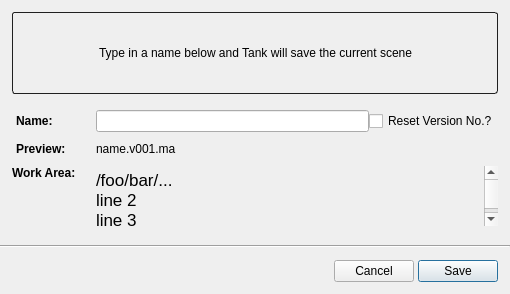
First picture: the form in resources/save_as_form.ui, repository shotgunsoftware/tk-multi-workfiles2, before the edit.
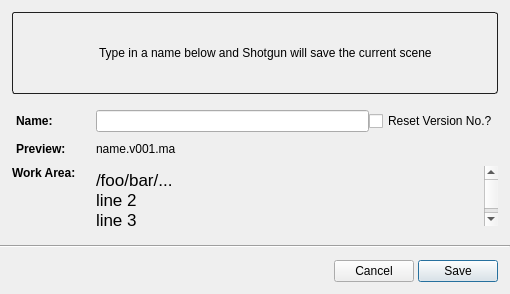
Second picture: the form after the edit. Icons and pictures are not drawn.

Commit message: #22052 - cosmetic changes to remove Tank from UI

```diff
--- a/resources/save_as_form.ui
+++ b/resources/save_as_form.ui
@@ -103,7 +103,7 @@
         <item>
          <widget class="QLabel" name="header_label">
           <property name="text">
-           <string>Type in a name below and Tank will save the current scene</string>
+           <string>Type in a name below and Shotgun will save the current scene</string>
           </property>
           <property name="wordWrap">
            <bool>true</bool>
```
The commit also changes 6 other files.
